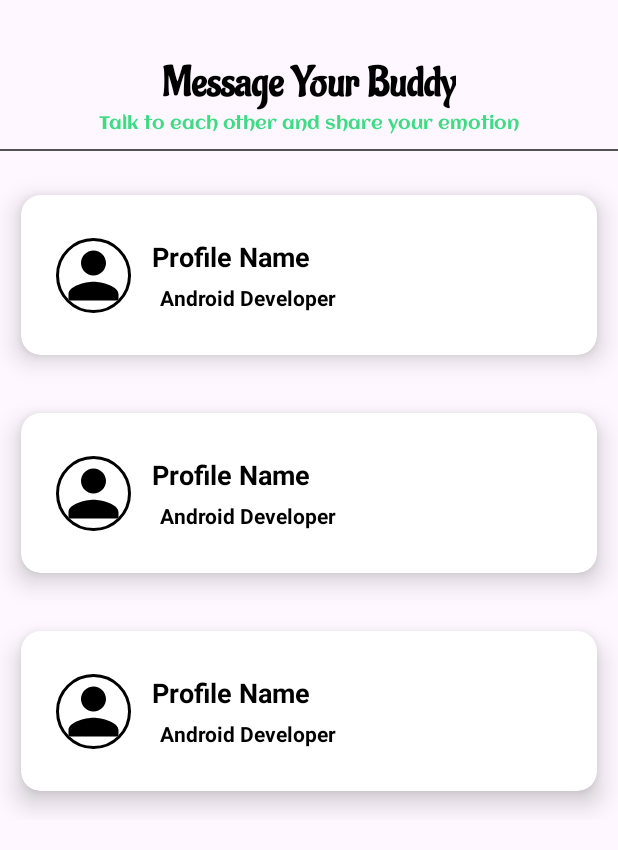
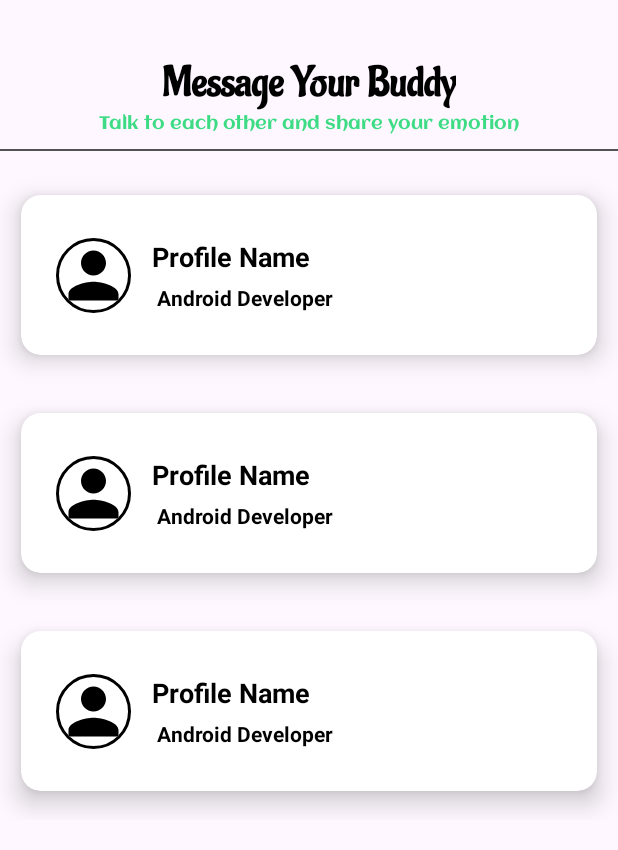
Before and after one commit to salauddin96/Chat_App, an Android app: the layout activity_main.xml on its own in the app's theme, with its tools: preview values and no code run, on a phone screen of 412 x 824 dp. Shown: the top 850 px of the screen. Run offline under Robolectric (Android 15) with nearby library versions, the phone set to English and light mode, and no system bars.

Commit message:
updated main activity

```diff
--- a/app/src/main/java/org/techtales/pakhi/UsersAdapter/UserAdapter.kt
+++ b/app/src/main/java/org/techtales/pakhi/UsersAdapter/UserAdapter.kt
@@ -29,7 +29,7 @@ class UserAdapter (var context: Context, var userList: ArrayList<User>): Recycle
     override fun onBindViewHolder(holder: UserViewHolder, position: Int) {
        val user = userList[position]
         holder.binding.profileName.text = user.name
-        Glide.with(context).load(user.profileImage).placeholder(R.drawable.user)
+        Glide.with(context).load(user.profileImage).placeholder(R.drawable.baseline_person_24)
             .into(holder.binding.profileImg)
     }
 }
--- a/app/src/main/res/layout/activity_main.xml
+++ b/app/src/main/res/layout/activity_main.xml
@@ -43,6 +43,7 @@
         app:layout_constraintTop_toBottomOf="@+id/textView7" />
 
     <androidx.constraintlayout.widget.ConstraintLayout
+        android:id="@+id/constraintLayout2"
         android:layout_width="match_parent"
         android:layout_height="wrap_content"
         android:layout_marginTop="10dp"
@@ -52,9 +53,12 @@
 
 
         <androidx.recyclerview.widget.RecyclerView
+            android:id="@+id/recyclerView"
             android:layout_width="match_parent"
-            android:layout_height="match_parent"
-            android:id="@+id/recyclerView"
+            android:layout_height="wrap_content"
+            app:layout_constraintEnd_toEndOf="parent"
+            app:layout_constraintStart_toStartOf="parent"
+            app:layout_constraintTop_toTopOf="parent"
             tools:listitem="@layout/profile_items" />
     </androidx.constraintlayout.widget.ConstraintLayout>
 
--- a/app/src/main/res/layout/profile_items.xml
+++ b/app/src/main/res/layout/profile_items.xml
@@ -50,10 +50,11 @@
             android:textColor="@color/black"
             android:textStyle="bold"
             app:layout_constraintBottom_toBottomOf="parent"
-            app:layout_constraintEnd_toEndOf="@+id/profileName"
-            app:layout_constraintHorizontal_bias="0.0"
-            app:layout_constraintStart_toStartOf="@+id/profileName"
-            app:layout_constraintTop_toBottomOf="@+id/profileName" />
+            app:layout_constraintEnd_toEndOf="parent"
+            app:layout_constraintHorizontal_bias="0.076"
+            app:layout_constraintStart_toEndOf="@+id/profileImg"
+            app:layout_constraintTop_toBottomOf="@+id/profileName"
+            app:layout_constraintVertical_bias="1.0" />
 
     </androidx.constraintlayout.widget.ConstraintLayout>
 
```
Also changed, not shown: app/src/main/java/org/techtales/pakhi/MainActivity.kt (+11 -9 lines).
